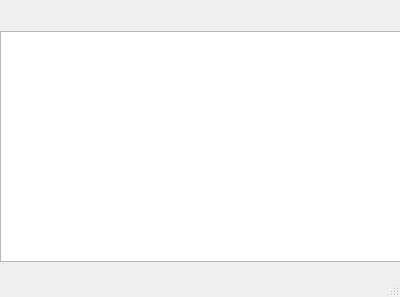
The window that mainwindow.ui (semaluo/Bitlocker-GUI-WinPE) describes before a commit, drawn with Qt 5.
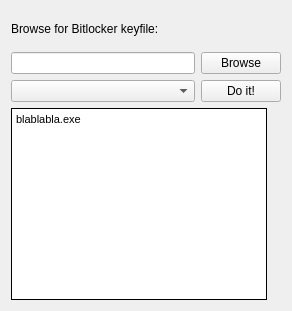
The same window after the commit.

What changed in the file:
```diff
--- a/mainwindow.ui
+++ b/mainwindow.ui
@@ -2,14 +2,29 @@
 <ui version="4.0">
  <class>MainWindow</class>
  <widget class="QMainWindow" name="MainWindow">
+  <property name="enabled">
+   <bool>true</bool>
+  </property>
   <property name="geometry">
    <rect>
     <x>0</x>
     <y>0</y>
-    <width>400</width>
-    <height>297</height>
+    <width>292</width>
+    <height>311</height>
    </rect>
   </property>
+  <property name="minimumSize">
+   <size>
+    <width>292</width>
+    <height>311</height>
+   </size>
+  </property>
+  <property name="maximumSize">
+   <size>
+    <width>292</width>
+    <height>311</height>
+   </size>
+  </property>
   <property name="windowTitle">
    <string>Bitlocker-GUI-WinPE</string>
   </property>
@@ -32,17 +47,57 @@
    <set>QMainWindow::AnimatedDocks</set>
   </property>
   <widget class="QWidget" name="centralWidget">
+   <layout class="QGridLayout" name="gridLayout_2">
+    <item row="0" column="0">
+     <widget class="QLabel" name="label">
+      <property name="text">
+       <string>Browse for Bitlocker keyfile:</string>
+      </property>
+     </widget>
+    </item>
+    <item row="1" column="0">
+     <widget class="QLineEdit" name="lineEdit">
+      <property name="readOnly">
+       <bool>false</bool>
+      </property>
+      <property name="placeholderText">
+       <string/>
+      </property>
+     </widget>
+    </item>
+    <item row="1" column="1">
+     <widget class="QPushButton" name="pushButton">
+      <property name="text">
+       <string>Browse</string>
+      </property>
+     </widget>
+    </item>
+    <item row="2" column="0">
+     <widget class="QComboBox" name="comboBox"/>
+    </item>
+    <item row="2" column="1">
+     <widget class="QPushButton" name="pushButton_2">
+      <property name="text">
+       <string>Do it!</string>
+      </property>
+     </widget>
+    </item>
+    <item row="3" column="0" colspan="2">
    <widget class="QTextBrowser" name="textBrowser">
-    <property name="geometry">
-     <rect>
-      <x>0</x>
-      <y>31</y>
-      <width>401</width>
-      <height>231</height>
-     </rect>
-    </property>
-    <property name="lineWidth">
-     <number>2</number>
+      <property name="sizePolicy">
+       <sizepolicy hsizetype="Fixed" vsizetype="Fixed">
+        <horstretch>0</horstretch>
+        <verstretch>0</verstretch>
+       </sizepolicy>
+      </property>
+      <property name="autoFillBackground">
+       <bool>true</bool>
+      </property>
+      <property name="frameShape">
+       <enum>QFrame::Panel</enum>
+      </property>
+      <property name="frameShadow">
+       <enum>QFrame::Plain</enum>
     </property>
     <property name="midLineWidth">
      <number>1</number>
@@ -53,22 +108,20 @@
     <property name="autoFormatting">
      <set>QTextEdit::AutoAll</set>
     </property>
+      <property name="html">
+       <string>&lt;!DOCTYPE HTML PUBLIC &quot;-//W3C//DTD HTML 4.0//EN&quot; &quot;http://www.w3.org/TR/REC-html40/strict.dtd&quot;&gt;
+&lt;html&gt;&lt;head&gt;&lt;meta name=&quot;qrichtext&quot; content=&quot;1&quot; /&gt;&lt;style type=&quot;text/css&quot;&gt;
+p, li { white-space: pre-wrap; }
+&lt;/style&gt;&lt;/head&gt;&lt;body style=&quot; font-family:'MS Shell Dlg 2'; font-size:8.25pt; font-weight:400; font-style:normal;&quot;&gt;
+&lt;p style=&quot; margin-top:0px; margin-bottom:0px; margin-left:0px; margin-right:0px; -qt-block-indent:0; text-indent:0px;&quot;&gt;blablabla.exe&lt;/p&gt;&lt;/body&gt;&lt;/html&gt;</string>
+      </property>
     <property name="textInteractionFlags">
      <set>Qt::TextBrowserInteraction</set>
     </property>
    </widget>
+    </item>
+   </layout>
   </widget>
-  <widget class="QMenuBar" name="menuBar">
-   <property name="geometry">
-    <rect>
-     <x>0</x>
-     <y>0</y>
-     <width>400</width>
-     <height>18</height>
-    </rect>
-   </property>
-  </widget>
-  <widget class="QStatusBar" name="statusBar"/>
  </widget>
  <layoutdefault spacing="6" margin="11"/>
  <resources/>
```
Left out of the diff: 6 changed lines with no effect on the pictures. Lines whose indentation alone changed are shown as unchanged.
